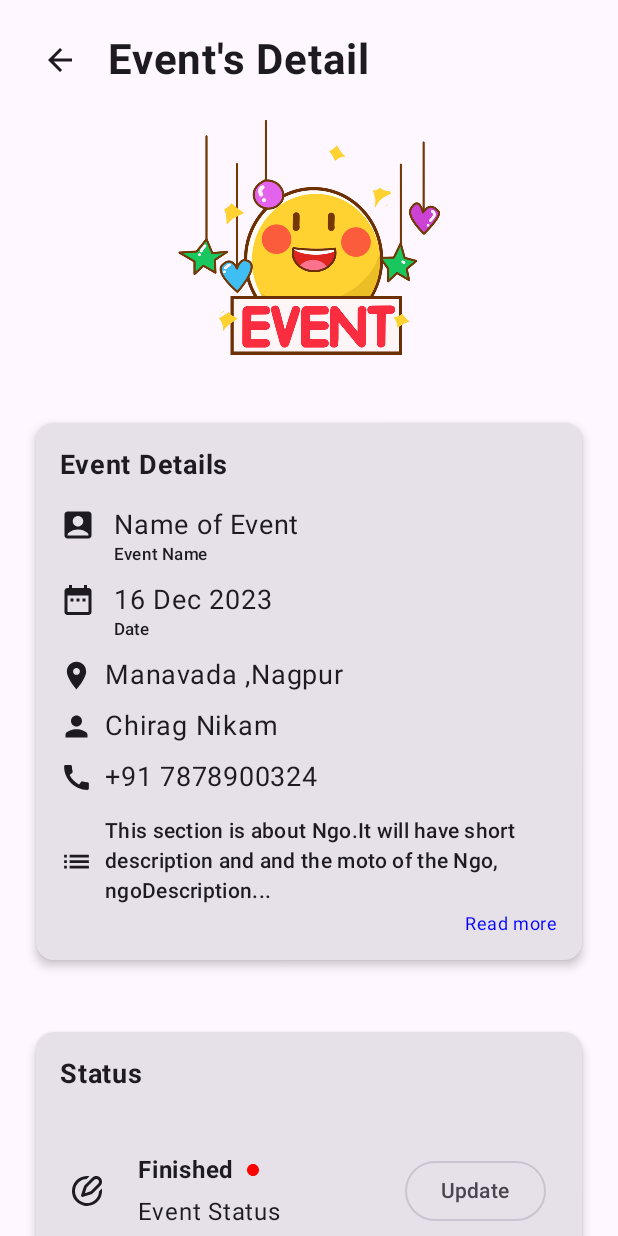
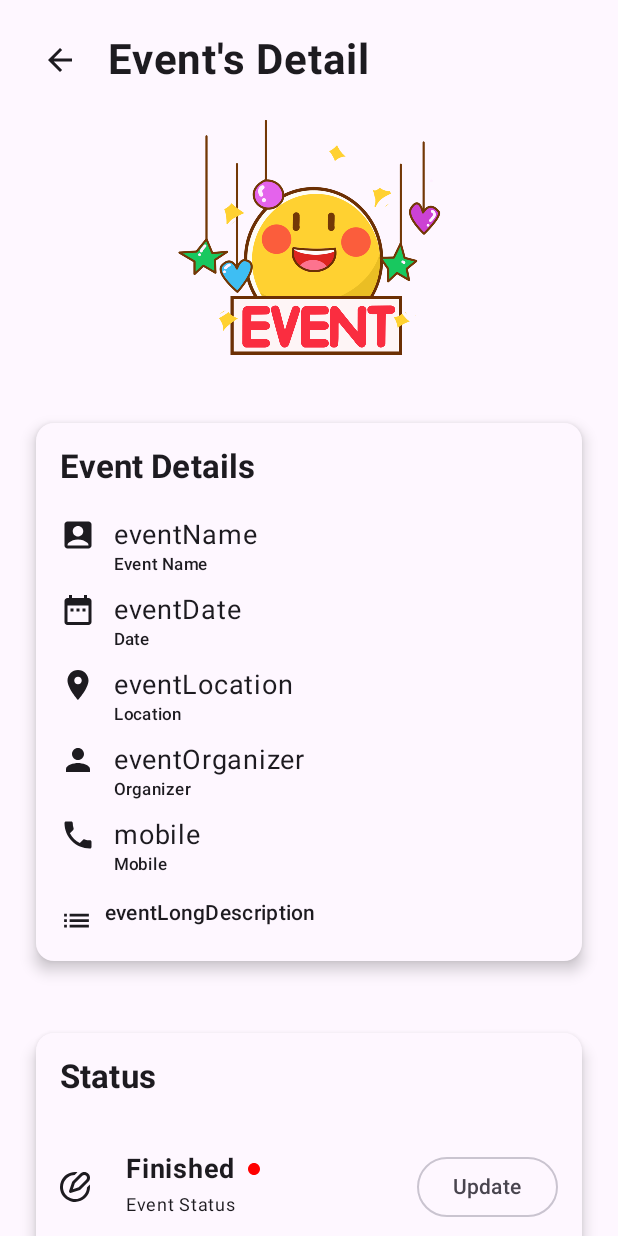
Before and after one commit to ChiragNikam/SevaSahyog, an Android app built with Jetpack Compose: the @Preview function PreviewEventDetailScreen, on a phone screen of 412 x 824 dp. Run offline under Robolectric (Android 15) with nearby library versions, the phone set to English and light mode, and no system bars.

Commit message:
ui - improved layouts, theme and navigation

```diff
--- a/app/src/main/java/com/learn/sevasahyog/common/Common.kt
+++ b/app/src/main/java/com/learn/sevasahyog/common/Common.kt
@@ -1,5 +1,6 @@
 package com.learn.sevasahyog.common
 
+import androidx.compose.foundation.clickable
 import androidx.compose.foundation.layout.Column
 import androidx.compose.foundation.layout.ColumnScope
 import androidx.compose.foundation.layout.Row
@@ -18,10 +19,12 @@ import androidx.compose.material3.Icon
 import androidx.compose.material3.MaterialTheme
 import androidx.compose.material3.Text
 import androidx.compose.runtime.Composable
+import androidx.compose.ui.Alignment
 import androidx.compose.ui.Modifier
 import androidx.compose.ui.graphics.Color
 import androidx.compose.ui.graphics.vector.ImageVector
 import androidx.compose.ui.text.font.FontWeight
+import androidx.compose.ui.text.style.TextOverflow
 import androidx.compose.ui.tooling.preview.Preview
 import androidx.compose.ui.unit.dp
 import androidx.compose.ui.unit.sp
@@ -87,3 +90,44 @@ fun CardInfoView(
         }
     }
 }
+
+@Composable
+fun ExpandableInfoRow(
+    text: String,
+    expanded: Boolean,
+    onToggleExpand: () -> Unit,
+    imageVector: ImageVector
+) {
+    Column {
+        Row {
+            Icon(
+                imageVector = imageVector,
+                contentDescription = null,
+                modifier = Modifier
+                    .padding(top = 8.dp)
+                    .size(22.dp)
+            )
+            Spacer(modifier = Modifier.width(8.dp))
+            Text(
+                text = text,
+                style = MaterialTheme.typography.bodyMedium,
+                fontWeight = FontWeight.Medium,
+                modifier = Modifier
+                    .padding(vertical = 4.dp)
+                    .clickable(onClick = onToggleExpand),
+                maxLines = if (!expanded) 2 else 12,
+                overflow = TextOverflow.Ellipsis
+            )
+        }
+        if (text.length > 100) {
+            Text(
+                text = if (expanded) "Read less" else "Read more",
+                style = MaterialTheme.typography.bodySmall.copy(color = MaterialTheme.colorScheme.onSecondaryContainer),
+                modifier = Modifier
+                    .clickable(onClick = onToggleExpand)
+                    .padding(horizontal = 8.dp)
+                    .align(Alignment.End)
+            )
+        }
+    }
+}
--- a/app/src/main/java/com/learn/sevasahyog/nav/Navigation.kt
+++ b/app/src/main/java/com/learn/sevasahyog/nav/AppNavigation.kt
@@ -1,12 +1,9 @@
 package com.learn.sevasahyog.nav
 
-import androidx.compose.animation.AnimatedContentScope
-import androidx.compose.animation.AnimatedVisibility
 import androidx.compose.animation.core.tween
 import androidx.compose.animation.slideInHorizontally
 import androidx.compose.animation.slideOutHorizontally
 import androidx.compose.runtime.Composable
-import androidx.compose.ui.platform.LocalContext
 import androidx.navigation.NavHostController
 import androidx.navigation.compose.NavHost
 import androidx.navigation.compose.composable
@@ -17,7 +14,6 @@ import com.learn.sevasahyog.auth.presentation.SignUpNgo
 import com.learn.sevasahyog.auth.presentation.SingUpUser
 import com.learn.sevasahyog.ngo_home.presentation.CreateEvent
 import com.learn.sevasahyog.ngo_home.presentation.EventDetailScreen
-import com.learn.sevasahyog.ngo_home.presentation.EventScreen
 import com.learn.sevasahyog.ngo_home.presentation.HomeBottomNav
 
 @Composable
@@ -32,7 +28,7 @@ fun AppNavigation(navController: NavHostController) {
     )
     NavHost(
         navController = navController,
-        startDestination = "ngo"
+        startDestination = "auth"
     ) {
         navigation(startDestination = "auth/signIn", route = "auth") {
             composable(route = "auth/signIn") {
--- a/app/src/main/java/com/learn/sevasahyog/ngo_home/presentation/EventDetails.kt
+++ b/app/src/main/java/com/learn/sevasahyog/ngo_home/presentation/EventDetails.kt
@@ -32,7 +32,9 @@ import androidx.compose.material.icons.filled.Call
 import androidx.compose.material.icons.filled.DateRange
 import androidx.compose.material.icons.filled.Info
 import androidx.compose.material.icons.filled.List
+import androidx.compose.material.icons.filled.LocationOn
 import androidx.compose.material.icons.filled.Person
+import androidx.compose.material.icons.filled.Phone
 import androidx.compose.material.icons.filled.Place
 import androidx.compose.material3.Button
 import androidx.compose.material3.ButtonDefaults
@@ -68,7 +70,9 @@ import androidx.compose.ui.unit.sp
 import androidx.navigation.NavController
 import androidx.navigation.compose.rememberNavController
 import com.learn.sevasahyog.R
+import com.learn.sevasahyog.common.CardInfoView
 import com.learn.sevasahyog.common.DataViewInCard
+import com.learn.sevasahyog.common.ExpandableInfoRow
 import com.learn.sevasahyog.ui.theme.SevaSahyogTheme
 
 @Composable
@@ -109,179 +113,48 @@ fun EventDetailScreen(navController: NavController) {
             Spacer(modifier = Modifier.height(10.dp))
 
             // event details
-            EvenDetails(
-                eventName = "Name of Event",
-                eventDate = "16 Dec 2023",
-                eventLocation = "Manavada ,Nagpur",
-                eventOrganizer = "Chirag Nikam",
-                leadMobile = "+91 7878900324",
-                eventLongDescription = "This section is about Ngo.It will have short description and " + "and the moto of the Ngo, ngoDescription. It is a long established fact that a reader " +
-                        "will be distracted by readable content of page when there is no hope of " +
-                        "meaning for the words."
-            )
-            Spacer(modifier = Modifier.height(32.dp))
-
-            // status
-            StatusCard()
-
-            Spacer(modifier = Modifier.height(12.dp))
-
-            // upload image
-            UploadImageBox()
-        }
-    }
-
-}
-
-
-@Composable
-fun EvenDetails(
-    eventName: String,
-    eventDate: String,
-    eventLocation: String,
-    eventOrganizer: String,
-    leadMobile: String,
-    eventLongDescription: String
-) {
             var isEventLongDescriptionExpanded by remember { mutableStateOf(false) }
-
-    Card(
-        modifier = Modifier
-            .fillMaxWidth()
-            .padding(8.dp),
-        elevation = CardDefaults.cardElevation(4.dp)
-    ) {
-        Column(
-            modifier = Modifier
-                .padding(16.dp)
-        ) {
-            Text(
-                text = "Event Details",
-                fontWeight = FontWeight.Bold,
-                fontSize = 18.sp
-            )
-
-            Spacer(modifier = Modifier.height(16.dp))
-
+            CardInfoView(label = "Event Details") {
                 DataViewInCard(
-                info = eventName,
+                    info = "eventName",
                     infoDesc = "Event Name",
                     image = Icons.Default.AccountBox
                 )
 
                 Spacer(modifier = Modifier.height(10.dp))
-
-            DataViewInCard(info = eventDate, infoDesc = "Date", image = Icons.Default.DateRange)
+                // event date
+                DataViewInCard(info = "eventDate", infoDesc = "Date", image = Icons.Default.DateRange)
 
                 Spacer(modifier = Modifier.height(10.dp))
-
-            EventTextInfo(
-                text = eventLocation,
-                imageVector = Icons.Default.Place
-            )
+                // event location
+                DataViewInCard(info = "eventLocation", infoDesc = "Location", image = Icons.Default.LocationOn)
 
                 Spacer(modifier = Modifier.height(10.dp))
+                // event organizer name
+                DataViewInCard(info = "eventOrganizer", infoDesc = "Organizer", image = Icons.Default.Person)
 
-            EventTextInfo(
-                text = eventOrganizer,
-                imageVector = Icons.Default.Person
-            )
                 Spacer(modifier = Modifier.height(10.dp))
-            EventTextInfo(
-                text = leadMobile,
-                imageVector = Icons.Default.Call
-            )
+                // organizer mobile number
+                DataViewInCard(info = "mobile", infoDesc = "Mobile", image = Icons.Default.Phone)
+
                 Spacer(modifier = Modifier.height(10.dp))
-            ExpandableEventInfo(
-                text = eventLongDescription,
+                // event long description
+                ExpandableInfoRow(
+                    text = "eventLongDescription",
                     expanded = isEventLongDescriptionExpanded,
-                onToggleExpand = {
-                    isEventLongDescriptionExpanded = !isEventLongDescriptionExpanded
-                },
+                    onToggleExpand = { isEventLongDescriptionExpanded = !isEventLongDescriptionExpanded },
                     imageVector = Icons.AutoMirrored.Filled.List
                 )
 
             }
 
-    }
-}
+            Spacer(modifier = Modifier.height(32.dp))
 
-@Composable
-fun EventTextInfo(text: String, imageVector: ImageVector) {
-    Row(verticalAlignment = Alignment.CenterVertically) {
-        Icon(
-            imageVector = imageVector,
-            contentDescription = null,
-            modifier = Modifier.size(22.dp)
-        )
-        Spacer(modifier = Modifier.width(8.dp))
-        Text(
-            text = text,
-            fontSize = 18.sp,
-            fontWeight = FontWeight.Normal
-        )
-    }
-}
-
-@Composable
-fun ExpandableEventInfo(
-    text: String,
-    expanded: Boolean,
-    onToggleExpand: () -> Unit,
-    imageVector: ImageVector
-) {
-    Column {
-        Row(verticalAlignment = Alignment.CenterVertically) {
-            Icon(
-                imageVector = imageVector,
-                contentDescription = null,
-                modifier = Modifier.size(22.dp)
-            )
-            Spacer(modifier = Modifier.width(8.dp))
-            Text(
-                text = if (expanded) text else text.take(100) + if (text.length > 100) "..." else "",
-                style = MaterialTheme.typography.bodyMedium,
-                fontWeight = FontWeight.Medium,
-                modifier = Modifier
-                    .padding(vertical = 4.dp)
-                    .clickable(onClick = onToggleExpand)
-            )
-        }
-        if (text.length > 100) {
-            Text(
-                text = if (expanded) "Read less" else "Read more",
-                style = MaterialTheme.typography.bodySmall.copy(color = Color.Blue),
-                modifier = Modifier
-                    .clickable(onClick = onToggleExpand)
-                    .align(Alignment.End)
-            )
-        }
-    }
-}
-
-@Composable
-fun StatusCard() {
-    Card(
-        modifier = Modifier
-            .fillMaxSize()
-            .padding(8.dp),
-        elevation = CardDefaults.cardElevation(4.dp)
-    ) {
-        Column(
-            modifier = Modifier
-                .padding(16.dp)
-        ) {
-            Text(
-                text = "Status",
-                fontWeight = FontWeight.Bold,
-                fontSize = 18.sp
-            )
-            Spacer(modifier = Modifier.height(16.dp))
-
+            // status
+            CardInfoView(label = "Status") {
                 Row(
                     modifier = Modifier
-                    .fillMaxWidth()
-                    .padding(8.dp),
+                        .fillMaxWidth(),
                     horizontalArrangement = Arrangement.SpaceBetween,
                     verticalAlignment = Alignment.CenterVertically
                 ) {
@@ -303,11 +176,15 @@ fun StatusCard() {
 
                     }
                 }
+            }
 
+            Spacer(modifier = Modifier.height(12.dp))
+
+            // upload image
+            UploadImageBox()
         }
     }
 }
-
 
 @Composable
 fun EventStatus(isLive: Boolean) {
@@ -320,7 +197,8 @@ fun EventStatus(isLive: Boolean) {
         ) {
             Text(
                 text = if (isLive) "Ongoing" else "Finished",
-                fontWeight = FontWeight.Bold
+                fontWeight = FontWeight.Bold,
+                fontSize = 18.sp
             )
             Spacer(modifier = Modifier.width(8.dp))
             Icon(
@@ -329,8 +207,7 @@ fun EventStatus(isLive: Boolean) {
                 tint = if (isLive) Color.Green else Color.Red
             )
         }
-        Spacer(modifier = Modifier.height(4.dp))
-        Text(text = "Event Status")
+        Text(text = "Event Status", fontSize = MaterialTheme.typography.labelMedium.fontSize)
     }
 }
 
--- a/app/src/main/java/com/learn/sevasahyog/ngo_home/presentation/HomeScreen.kt
+++ b/app/src/main/java/com/learn/sevasahyog/ngo_home/presentation/HomeScreen.kt
@@ -28,6 +28,7 @@ import androidx.compose.ui.text.font.FontWeight
 import androidx.compose.ui.tooling.preview.Preview
 import androidx.compose.ui.unit.TextUnit
 import androidx.compose.ui.unit.dp
+import androidx.compose.ui.unit.sp
 import androidx.navigation.NavController
 import androidx.navigation.compose.rememberNavController
 import com.learn.sevasahyog.ui.theme.SevaSahyogTheme
@@ -49,12 +50,12 @@ fun HomeScreen(navController: NavController) {
                 fontWeight = FontWeight(700)
             )
 
-            Spacer(modifier = Modifier.height(18.dp))
+            Spacer(modifier = Modifier.height(32.dp))
 
             Text(
                 text = "TODAY",
                 style = MaterialTheme.typography.labelLarge,
-                letterSpacing = MaterialTheme.typography.labelLarge.letterSpacing
+                letterSpacing = 4.sp
             )
 
             Spacer(modifier = Modifier.height(14.dp))
@@ -70,7 +71,6 @@ fun HomeScreen(navController: NavController) {
             )
         }
     }
-
 }
 
 @Composable
--- a/app/src/main/java/com/learn/sevasahyog/ui/theme/Theme.kt
+++ b/app/src/main/java/com/learn/sevasahyog/ui/theme/Theme.kt
@@ -223,12 +223,12 @@ fun SevaSahyogTheme(
     content: @Composable() () -> Unit
 ) {
   val colorScheme = when {
-//      dynamicColor && Build.VERSION.SDK_INT >= Build.VERSION_CODES.S -> {
-//          val context = LocalContext.current
-//          if (darkTheme) dynamicDarkColorScheme(context) else dynamicLightColorScheme(context)
-//      }
+      dynamicColor && Build.VERSION.SDK_INT >= Build.VERSION_CODES.S -> {
+          val context = LocalContext.current
+          if (darkTheme) darkScheme else lightScheme
+      }
 
-      darkTheme -> darkScheme
+      darkTheme -> lightScheme
       else -> lightScheme
   }
 
```
Also changed, not shown: app/src/main/java/com/learn/sevasahyog/ngo_home/presentation/EventScreen.kt (+23 -25 lines), app/src/main/java/com/learn/sevasahyog/ngo_home/presentation/ProfileScreen.kt (+1 -42 lines). Lines whose indentation alone changed are shown as unchanged.
